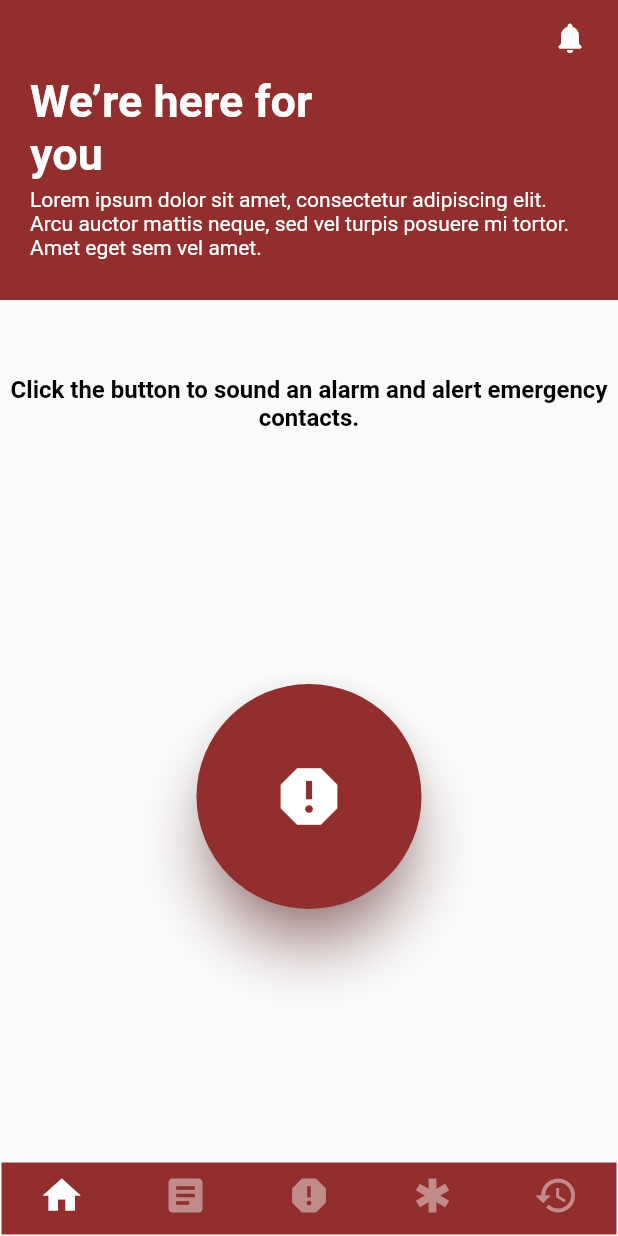
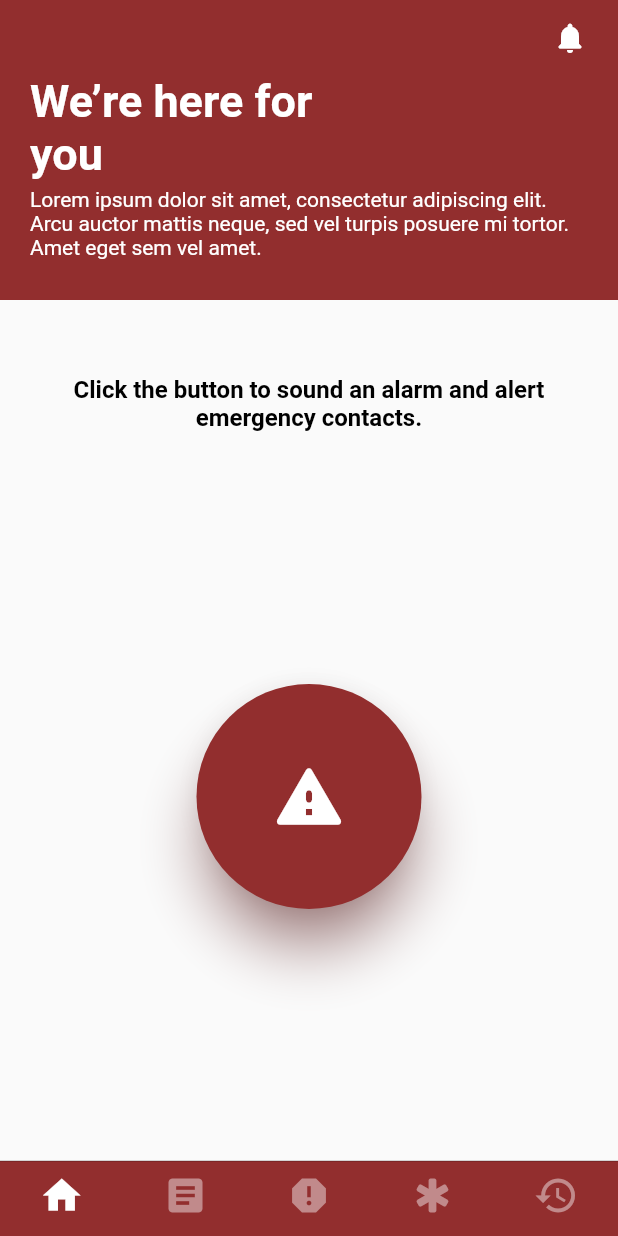
Before and after one commit to Dredayduncan/MySafeCampus, a Flutter app: the CustomBottomNavigation screen opened by its route, on a phone screen of 412 x 824 dp. Run offline on Flutter 3.47's test engine with Material 2 defaults, Android fonts, the phone set to English and light mode, and no system bars; our stand-ins replace dots_indicator, firebase_auth, firebase_core, flutter_spinkit, shared_preferences; accounts and stored records are empty.

Commit message:
added illustrations

```diff
--- a/lib/views/homeScreen.dart
+++ b/lib/views/homeScreen.dart
@@ -16,9 +16,7 @@ class _HomeScreenState extends State<HomeScreen> {
   @override
   Widget build(BuildContext context) {
     return Scaffold(
-      appBar: CustomAppBar(
-        title: "",
-      ),
+      appBar: const CustomAppBar(),
       body: Column(
         crossAxisAlignment: CrossAxisAlignment.start,
         children: [
@@ -52,13 +50,16 @@ class _HomeScreenState extends State<HomeScreen> {
             ),
           ),
           const SizedBox(height: 50),
-          const Text(
+          const Padding(
+            padding: EdgeInsets.symmetric(horizontal: 20.0),
+            child: Text(
               "Click the button to sound an alarm and alert emergency contacts.",
               textAlign: TextAlign.center,
               style: TextStyle(
                 fontSize: 16,
                 fontWeight: FontWeight.bold,
                 color: kDarkTextColor,
+              ),
             ),
           ),
           const Spacer(),
@@ -78,7 +79,7 @@ class _HomeScreenState extends State<HomeScreen> {
                   elevation: MaterialStateProperty.all(15),
                 ),
                 child: const Icon(
-                  Icons.report,
+                  Icons.report_problem_rounded,
                   size: 50,
                 ),
               ),
--- a/lib/widgets/custom_appbar.dart
+++ b/lib/widgets/custom_appbar.dart
@@ -3,11 +3,11 @@ import 'package:shared_preferences/shared_preferences.dart';
 import '../constants.dart';
 
 class CustomAppBar extends StatefulWidget implements PreferredSizeWidget {
-  final String title;
+  final String? title;
 
   const CustomAppBar({
     Key? key,
-    required this.title,
+    this.title,
   }) : super(key: key);
 
   @override
@@ -24,7 +24,8 @@ class _CustomAppBarState extends State<CustomAppBar> {
     return AppBar(
       backgroundColor: kDefaultBackground,
       elevation: 0,
-      title: Text(widget.title),
+      title: Text(widget.title != null ? widget.title! : ''),
+      centerTitle: false,
       actions: const [
         Padding(
           padding: EdgeInsets.only(right: 20.0),
--- a/lib/widgets/custom_bottom_navigation.dart
+++ b/lib/widgets/custom_bottom_navigation.dart
@@ -36,7 +36,6 @@ class _CustomBottomNavigationState extends State<CustomBottomNavigation> {
         backgroundColor: kDefaultBackground,
         activeColor: Colors.white,
         inactiveColor: const Color(0xFFc18a8b),
-        border: Border.all(color: Colors.white),
         currentIndex: _currentIndex,
         onTap: (int index) => setState(() {
           _currentIndex = index;
@@ -55,7 +54,7 @@ class _CustomBottomNavigationState extends State<CustomBottomNavigation> {
             // label: 'Explore',
           ),
           BottomNavigationBarItem(
-            icon: Icon(Icons.emergency),
+            icon: Icon(Icons.emergency_rounded),
             // label: 'Profile',
           ),
           BottomNavigationBarItem(
```
Also changed, not shown: lib/views/blogsandarticles.dart (+38 -1 lines), lib/views/emergency_services.dart (+9 -25 lines), lib/views/history.dart (+6 -33 lines), lib/views/issue_reporting.dart (+10 -1 lines), lib/views/login.dart (+8 -2 lines), assets/images/Enthusiastic-bro.png (added), assets/images/Gender violence-bro.png (added), assets/images/Recording a movie-amico.png (added), assets/images/Scared-pana.png (added). Lines whose indentation alone changed are shown as unchanged.
